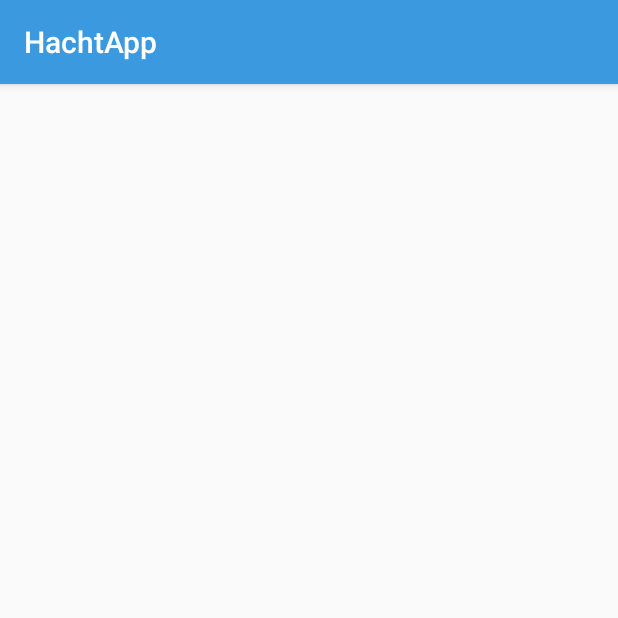
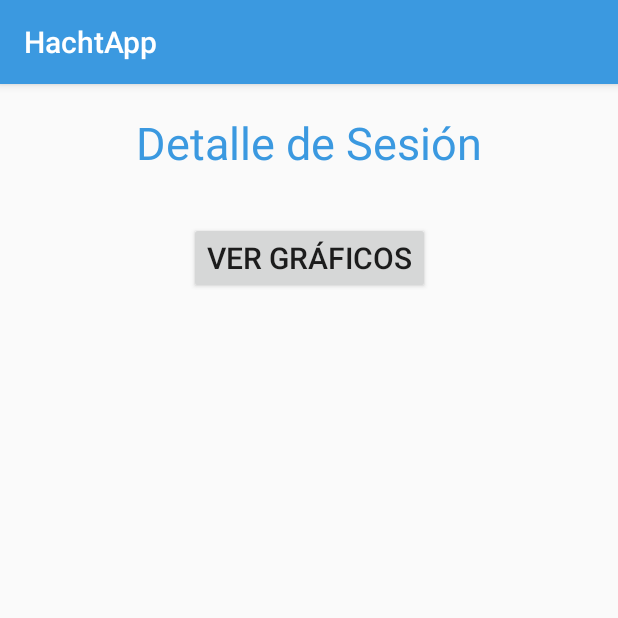
Before and after one commit to KevinR98/HachtMobile, an Android app: the Sesion screen opened directly, with no data from a screen before it, on a phone screen of 412 x 824 dp, the top half of it. Run offline under Robolectric (Android 15) with nearby library versions, the phone set to English and light mode, and no system bars; our stand-ins replace Picasso; network calls fail; pictures from the network do not load; 4 statements that could not run were skipped.

```diff
--- a/HachtApp/app/src/main/AndroidManifest.xml
+++ b/HachtApp/app/src/main/AndroidManifest.xml
@@ -17,7 +17,8 @@
         android:theme="@style/AppTheme"
         android:usesCleartextTraffic="true"
         tools:ignore="UnusedAttribute">
-        <activity android:name=".Demo"></activity>
+        <activity android:name=".Graficos_Sesion"></activity>
+        <activity android:name=".Demo" />
         <activity android:name=".Sesion" />
         <activity android:name=".Dash_Sesiones" />
         <activity android:name=".Dash_Pacientes" />
--- a/HachtApp/app/src/main/java/com/example/hachtapp/Sesion.java
+++ b/HachtApp/app/src/main/java/com/example/hachtapp/Sesion.java
@@ -2,6 +2,7 @@ package com.example.hachtapp;
 
 import androidx.appcompat.app.AppCompatActivity;
 
+import android.content.Intent;
 import android.graphics.Bitmap;
 import android.graphics.BitmapFactory;
 import android.os.AsyncTask;
@@ -31,6 +32,8 @@ public class Sesion extends AppCompatActivity {
 
     ScrollView scrollView;
     private JSONArray muestras;
+    private JSONObject sesion;
+    private Button button_graficos_sesion;
     Bitmap bitmap;
 
     @Override
@@ -38,11 +41,35 @@ public class Sesion extends AppCompatActivity {
         super.onCreate(savedInstanceState);
         setContentView(R.layout.activity_sesion);
 
+        button_graficos_sesion = findViewById(R.id.button_graficos_sesion);
+
         JSONObject json;
         try {
             json = new JSONObject(getIntent().getStringExtra("Data"));
             muestras = json.getJSONArray("muestras");
-            System.out.println(json);
+            sesion = json.getJSONObject("sesion");
+
+            button_graficos_sesion.setOnClickListener(new View.OnClickListener() {
+                @Override
+                public void onClick(View view) {
+
+                    try{
+
+                        // Paciente
+                        String id_sesion = sesion.getString("id");
+                        String url = "http://martinvc96.pythonanywhere.com/dashboard_sesiones/components/analytics_sesion/?android=1&id_sesion=";
+                        url += id_sesion;
+
+                        // Lleva a actividad webview
+                        GotoGraficos(url);
+
+                    }catch (Exception e){
+                        System.out.println("Ha habido un error extrayendo la información");
+                    }
+
+                }
+            });
+
         } catch (JSONException e) {
             e.printStackTrace();
         }
@@ -151,6 +178,13 @@ public class Sesion extends AppCompatActivity {
         }
     }
 
+    //Move to the next activity
+    private void GotoGraficos(String data){
+        Intent intent = new Intent(this, Graficos_Sesion.class);
+        intent.putExtra("url", data);
+        startActivity(intent);
+    }
+
 
 
 }
--- a/HachtApp/app/src/main/res/layout/activity_sesion.xml
+++ b/HachtApp/app/src/main/res/layout/activity_sesion.xml
@@ -6,17 +6,49 @@
     android:layout_height="match_parent"
     tools:context=".Sesion">
 
+
+    <TextView
+        android:id="@+id/textView4"
+        android:layout_width="349dp"
+        android:layout_height="45dp"
+        android:gravity="center"
+        android:text="Detalle de Sesión"
+        android:textColor="#3b99e0"
+        android:textSize="30sp"
+        android:visibility="visible"
+        app:layout_constraintBottom_toBottomOf="parent"
+        app:layout_constraintEnd_toEndOf="parent"
+        app:layout_constraintHorizontal_bias="0.497"
+        app:layout_constraintStart_toStartOf="parent"
+        app:layout_constraintTop_toTopOf="parent"
+        app:layout_constraintVertical_bias="0.023" />
+
+    <Button
+        android:id="@+id/button_graficos_sesion"
+        android:layout_width="wrap_content"
+        android:layout_height="wrap_content"
+        android:layout_marginTop="10dp"
+        android:gravity="center"
+        android:text="Ver gráficos"
+        android:textSize="20dp"
+        android:visibility="visible"
+        app:layout_constraintBottom_toTopOf="@+id/textView4"
+        app:layout_constraintEnd_toEndOf="parent"
+        app:layout_constraintStart_toStartOf="parent"
+        app:layout_constraintTop_toBottomOf="@+id/scroll"
+        app:layout_constraintVertical_bias="0.829" />
+
     <ScrollView
         android:id="@+id/scroll"
         android:layout_width="409dp"
-        android:layout_height="729dp"
+        android:layout_height="500dp"
         android:layout_marginStart="1dp"
         android:layout_marginEnd="1dp"
         android:layout_marginBottom="1dp"
         app:layout_constraintBottom_toBottomOf="parent"
         app:layout_constraintEnd_toEndOf="parent"
         app:layout_constraintStart_toStartOf="parent"
-        app:layout_constraintTop_toTopOf="parent">
+        app:layout_constraintTop_toTopOf="@+id/button_graficos_sesion">
 
 
     </ScrollView>
```
Also changed, not shown: HachtApp/app/src/main/java/com/example/hachtapp/Dash_Sesiones.java (+38 -0 lines), HachtApp/app/src/main/java/com/example/hachtapp/Graficos_Sesion.java (added, +30 -0 lines), HachtApp/app/src/main/java/com/example/hachtapp/controller/Controller.java (+12 -0 lines), HachtApp/app/src/main/res/layout/activity_dash__sesiones.xml (+26 -16 lines), HachtApp/app/src/main/res/layout/activity_graficos__sesion.xml (added, +16 -0 lines).
